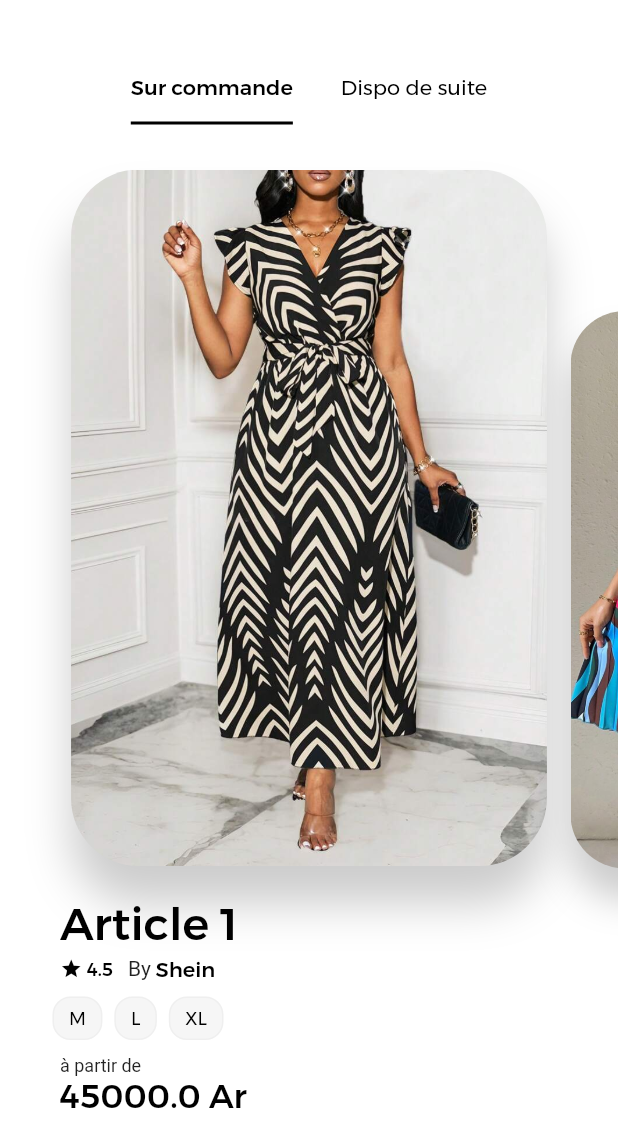
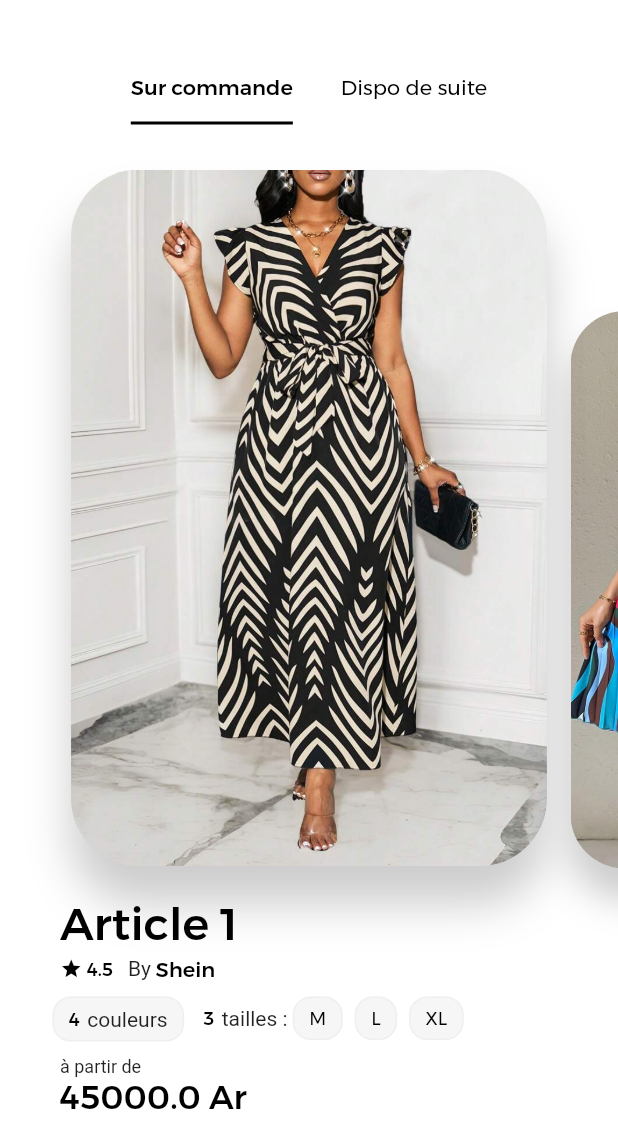
Before and after one commit to schorio/shein_mg, a Flutter app: the screen it shows after launch, on a phone screen of 412 x 824 dp. Shown: the top 1148 px of the screen. Run offline on Flutter 3.47's test engine with Material 2 defaults, Android fonts, the light colour scheme and no system bars; our stand-ins replace palette_generator; Roboto replaces fonts that are missing (MontSerrat_2, MontSerrat_3).

Commit message:
fix les couleurs et les tailles sur le slider et le le nom du widget

```diff
--- a/shein_mg_app/lib/presentation/widget/card_slider_widget.dart
+++ b/shein_mg_app/lib/presentation/widget/card_slider_widget.dart
@@ -2,7 +2,7 @@ import 'dart:ui' as ui;
 import 'package:flutter/material.dart';
 import 'package:shein_mg_app/domain/entities/article.dart';
 import 'package:shein_mg_app/presentation/widget/prix_art_widget.dart';
-import 'package:shein_mg_app/presentation/widget/taille_widget.dart';
+import 'package:shein_mg_app/presentation/widget/modele_widget.dart';
 import 'package:shein_mg_app/presentation/widget/titre_art_widget.dart';
 
 class CardSliderWidget extends StatefulWidget {
@@ -93,7 +93,7 @@ class _CardSliderWidgetState extends State<CardSliderWidget> {
               children: [
                 TitreArtWidget(article: article, couleur: widget.color),
                 const SizedBox(height: 10),
-                TailleWidget(article: article, couleur: widget.color),
+                ModeleWidget(article: article, couleur: widget.color),
                 const SizedBox(height: 10),
                 PrixArtWidget(article: article, widget: widget),
               ],
--- /dev/null
+++ b/shein_mg_app/lib/presentation/widget/modele_widget.dart
@@ -0,0 +1,101 @@
+import 'package:flutter/material.dart';
+import 'package:shein_mg_app/core/constants/app_color.dart';
+import 'package:shein_mg_app/domain/entities/article.dart';
+
+class ModeleWidget extends StatelessWidget {
+  const ModeleWidget({super.key, required this.article, required this.couleur});
+
+  final Article article;
+  final Color couleur;
+
+  @override
+  Widget build(BuildContext context) {
+    return Padding(
+      padding: const EdgeInsets.symmetric(horizontal: 20),
+      child: Row(
+        mainAxisAlignment: MainAxisAlignment.start,
+        crossAxisAlignment: CrossAxisAlignment.start,
+        children: [
+          afficheCouleur(),
+          const SizedBox(width: 5),
+          afficheTaille(),
+        ],
+      ),
+    );
+  }
+
+  Row afficheTaille() {
+    return Row(
+      children: [
+        Text(
+          article.tailleArt.length.toString(),
+          style: TextStyle(
+            color: couleur,
+            fontFamily: 'MontSerrat_2',
+            fontSize: 12,
+          ),
+        ),
+        const SizedBox(width: 5),
+        const Text("tailles : "),
+        Row(
+          mainAxisAlignment: MainAxisAlignment.start,
+          crossAxisAlignment: CrossAxisAlignment.start,
+          children: List.generate(
+              article.tailleArt.length > 3 ? 3 : article.tailleArt.length,
+              (index) {
+            return Container(
+              padding: const EdgeInsets.symmetric(horizontal: 10, vertical: 6),
+              margin: const EdgeInsets.only(right: 8),
+              decoration: BoxDecoration(
+                border: Border.all(
+                  color: MesCouleurs.secondaire.withOpacity(0.3),
+                ),
+                borderRadius: BorderRadius.circular(12),
+                color: MesCouleurs.secondaire.withOpacity(0.3),
+              ),
+              child: Text(
+                article.tailleArt[index],
+                style: TextStyle(
+                  color: couleur,
+                  fontFamily: 'MontSerrat_3',
+                  fontSize: 12,
+                ),
+              ),
+            );
+          }),
+        ),
+        if (article.tailleArt.length > 3) const Text("...")
+      ],
+    );
+  }
+
+  Container afficheCouleur() {
+    return Container(
+      padding: const EdgeInsets.symmetric(horizontal: 10, vertical: 6),
+      margin: const EdgeInsets.only(right: 8),
+      decoration: BoxDecoration(
+        border: Border.all(
+          color: MesCouleurs.secondaire.withOpacity(0.3),
+        ),
+        borderRadius: BorderRadius.circular(12),
+        color: MesCouleurs.secondaire.withOpacity(0.3),
+      ),
+      child: Row(
+        children: [
+          Text(
+            article.couleurArt.length.toString(),
+            style: TextStyle(
+              color: couleur,
+              fontFamily: 'MontSerrat_2',
+              fontSize: 12,
+            ),
+          ),
+          const SizedBox(
+            width: 5,
+          ),
+          const Text("couleurs")
+        ],
+      ),
+    );
+  }
+}
--- a/shein_mg_app/lib/presentation/widget/taille_widget.dart
+++ /dev/null
@@ -1,42 +0,0 @@
-import 'package:flutter/material.dart';
-import 'package:shein_mg_app/core/constants/app_color.dart';
-import 'package:shein_mg_app/domain/entities/article.dart';
-
-class TailleWidget extends StatelessWidget {
-  const TailleWidget({super.key, required this.article, required this.couleur});
-
-  final Article article;
-  final Color couleur;
-
-  @override
-  Widget build(BuildContext context) {
-    return Padding(
-      padding: const EdgeInsets.symmetric(horizontal: 20),
-      child: Row(
-        mainAxisAlignment: MainAxisAlignment.start,
-        crossAxisAlignment: CrossAxisAlignment.start,
-        children: List.generate(article.tailleArt.length, (index) {
-          return Container(
-            padding: const EdgeInsets.symmetric(horizontal: 10, vertical: 6),
-            margin: const EdgeInsets.only(right: 8),
-            decoration: BoxDecoration(
-              border: Border.all(
-                color: MesCouleurs.secondaire.withOpacity(0.3),
-              ),
-              borderRadius: BorderRadius.circular(12),
-              color: MesCouleurs.secondaire.withOpacity(0.3),
-            ),
-            child: Text(
-              article.tailleArt[index],
-              style: TextStyle(
-                color: couleur,
-                fontFamily: 'MontSerrat_3',
-                fontSize: 12,
-              ),
-            ),
-          );
-        }),
-      ),
-    );
-  }
-}
```
